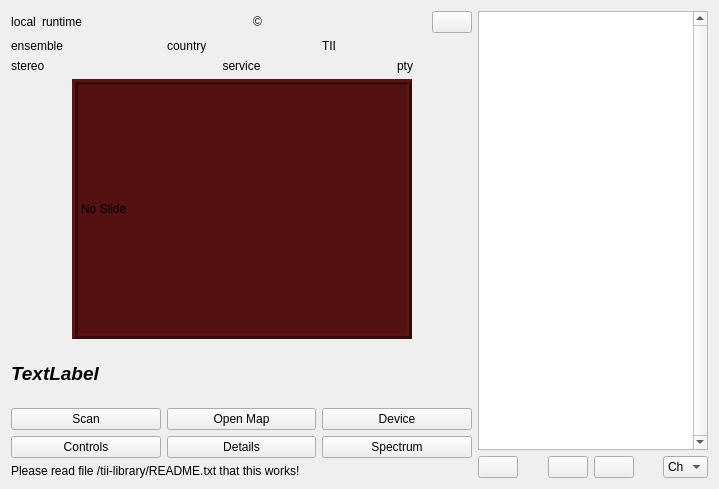
Qt form forms/dabradio.ui (tomneda/DABstar) before a commit.
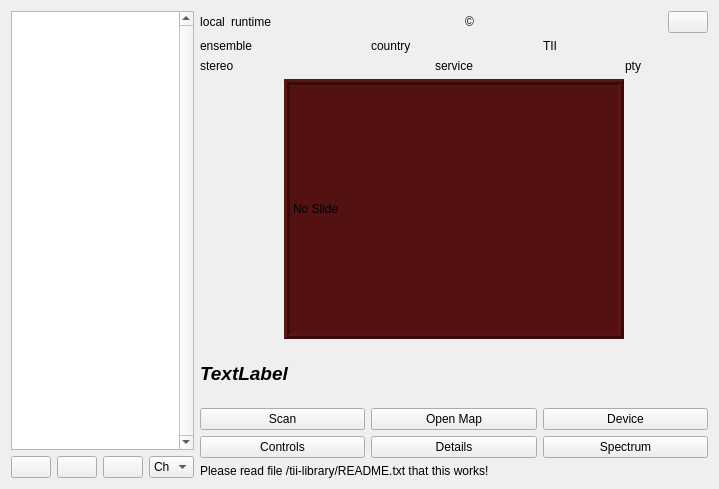
The same form after that commit. Icons and pictures are not drawn.

Commit message: Shift service list from the right to the left side

What changed in the file:
```diff
--- a/forms/dabradio.ui
+++ b/forms/dabradio.ui
@@ -16,7 +16,110 @@
     <verstretch>0</verstretch>
    </sizepolicy>
   </property>
-  <layout class="QHBoxLayout" name="horizontalLayout_5" stretch="2,1">
+  <layout class="QHBoxLayout" name="horizontalLayout_5" stretch="0,2">
+   <item>
+    <layout class="QVBoxLayout" name="verticalLayout_4">
+     <item>
+      <widget class="QTableView" name="tblServiceList">
+       <property name="verticalScrollBarPolicy">
+        <enum>Qt::ScrollBarAlwaysOn</enum>
+       </property>
+       <property name="sizeAdjustPolicy">
+        <enum>QAbstractScrollArea::AdjustToContents</enum>
+       </property>
+       <property name="editTriggers">
+        <set>QAbstractItemView::AnyKeyPressed|QAbstractItemView::DoubleClicked|QAbstractItemView::EditKeyPressed|QAbstractItemView::SelectedClicked</set>
+       </property>
+       <property name="wordWrap">
+        <bool>false</bool>
+       </property>
+      </widget>
+     </item>
+     <item>
+      <layout class="QHBoxLayout" name="horizontalLayout_11">
+       <item>
+        <widget class="QPushButton" name="btnToggleFavorite">
+         <property name="toolTip">
+          <string>&lt;html&gt;&lt;head/&gt;&lt;body&gt;&lt;p&gt;Toogle to set current service as favorite on or off&lt;/p&gt;&lt;/body&gt;&lt;/html&gt;</string>
+         </property>
+        </widget>
+       </item>
+       <item>
+        <spacer name="horizontalSpacer_6">
+         <property name="orientation">
+          <enum>Qt::Horizontal</enum>
+         </property>
+         <property name="sizeHint" stdset="0">
+          <size>
+           <width>0</width>
+           <height>0</height>
+          </size>
+         </property>
+        </spacer>
+       </item>
+       <item>
+        <widget class="QPushButton" name="btnPrevService">
+         <property name="toolTip">
+          <string>&lt;html&gt;&lt;head/&gt;&lt;body&gt;&lt;p&gt;Step one service up in current channel (Ensemble)&lt;br/&gt;&lt;/p&gt;&lt;/body&gt;&lt;/html&gt;</string>
+         </property>
+         <property name="icon">
+          <iconset resource="../resources.qrc">
+           <normaloff>:/res/icons/up24.png</normaloff>:/res/icons/up24.png</iconset>
+         </property>
+         <property name="iconSize">
+          <size>
+           <width>24</width>
+           <height>24</height>
+          </size>
+         </property>
+        </widget>
+       </item>
+       <item>
+        <widget class="QPushButton" name="btnNextService">
+         <property name="toolTip">
+          <string>&lt;html&gt;&lt;head/&gt;&lt;body&gt;&lt;p&gt;Step one service down in current channel (Ensemble)&lt;/p&gt;&lt;/body&gt;&lt;/html&gt;</string>
+         </property>
+         <property name="icon">
+          <iconset resource="../resources.qrc">
+           <normaloff>:/res/icons/down24.png</normaloff>:/res/icons/down24.png</iconset>
+         </property>
+         <property name="iconSize">
+          <size>
+           <width>24</width>
+           <height>24</height>
+          </size>
+         </property>
+        </widget>
+       </item>
+       <item>
+        <spacer name="horizontalSpacer_5">
+         <property name="orientation">
+          <enum>Qt::Horizontal</enum>
+         </property>
+         <property name="sizeHint" stdset="0">
+          <size>
+           <width>0</width>
+           <height>0</height>
+          </size>
+         </property>
+        </spacer>
+       </item>
+       <item>
+        <widget class="QComboBox" name="channelSelector">
+         <property name="toolTip">
+          <string>&lt;html&gt;&lt;head/&gt;&lt;body&gt;&lt;p&gt;Direct channel selector&lt;/p&gt;&lt;/body&gt;&lt;/html&gt;</string>
+         </property>
+         <item>
+          <property name="text">
+           <string>Ch</string>
+          </property>
+         </item>
+        </widget>
+       </item>
+      </layout>
+     </item>
+    </layout>
+   </item>
    <item>
     <layout class="QVBoxLayout" name="verticalLayout">
      <item>
@@ -325,109 +428,6 @@
      </item>
     </layout>
    </item>
-   <item>
-    <layout class="QVBoxLayout" name="verticalLayout_4">
-     <item>
-      <widget class="QTableView" name="tblServiceList">
-       <property name="verticalScrollBarPolicy">
-        <enum>Qt::ScrollBarAlwaysOn</enum>
-       </property>
-       <property name="sizeAdjustPolicy">
-        <enum>QAbstractScrollArea::AdjustToContents</enum>
-       </property>
-       <property name="editTriggers">
-        <set>QAbstractItemView::AnyKeyPressed|QAbstractItemView::DoubleClicked|QAbstractItemView::EditKeyPressed|QAbstractItemView::SelectedClicked</set>
-       </property>
-       <property name="wordWrap">
-        <bool>false</bool>
-       </property>
-      </widget>
-     </item>
-     <item>
-      <layout class="QHBoxLayout" name="horizontalLayout_11">
-       <item>
-        <widget class="QPushButton" name="btnToggleFavorite">
-         <property name="toolTip">
-          <string>&lt;html&gt;&lt;head/&gt;&lt;body&gt;&lt;p&gt;Toogle to set current service as favorite on or off&lt;/p&gt;&lt;/body&gt;&lt;/html&gt;</string>
-         </property>
-        </widget>
-       </item>
-       <item>
-        <spacer name="horizontalSpacer_6">
-         <property name="orientation">
-          <enum>Qt::Horizontal</enum>
-         </property>
-         <property name="sizeHint" stdset="0">
-          <size>
-           <width>0</width>
-           <height>0</height>
-          </size>
-         </property>
-        </spacer>
-       </item>
-       <item>
-        <widget class="QPushButton" name="btnPrevService">
-         <property name="toolTip">
-          <string>&lt;html&gt;&lt;head/&gt;&lt;body&gt;&lt;p&gt;Step one service up in current channel (Ensemble)&lt;br/&gt;&lt;/p&gt;&lt;/body&gt;&lt;/html&gt;</string>
-         </property>
-         <property name="icon">
-          <iconset resource="../resources.qrc">
-           <normaloff>:/res/icons/up24.png</normaloff>:/res/icons/up24.png</iconset>
-         </property>
-         <property name="iconSize">
-          <size>
-           <width>24</width>
-           <height>24</height>
-          </size>
-         </property>
-        </widget>
-       </item>
-       <item>
-        <widget class="QPushButton" name="btnNextService">
-         <property name="toolTip">
-          <string>&lt;html&gt;&lt;head/&gt;&lt;body&gt;&lt;p&gt;Step one service down in current channel (Ensemble)&lt;/p&gt;&lt;/body&gt;&lt;/html&gt;</string>
-         </property>
-         <property name="icon">
-          <iconset resource="../resources.qrc">
-           <normaloff>:/res/icons/down24.png</normaloff>:/res/icons/down24.png</iconset>
-         </property>
-         <property name="iconSize">
-          <size>
-           <width>24</width>
-           <height>24</height>
-          </size>
-         </property>
-        </widget>
-       </item>
-       <item>
-        <spacer name="horizontalSpacer_5">
-         <property name="orientation">
-          <enum>Qt::Horizontal</enum>
-         </property>
-         <property name="sizeHint" stdset="0">
-          <size>
-           <width>0</width>
-           <height>0</height>
-          </size>
-         </property>
-        </spacer>
-       </item>
-       <item>
-        <widget class="QComboBox" name="channelSelector">
-         <property name="toolTip">
-          <string>&lt;html&gt;&lt;head/&gt;&lt;body&gt;&lt;p&gt;Direct channel selector&lt;/p&gt;&lt;/body&gt;&lt;/html&gt;</string>
-         </property>
-         <item>
-          <property name="text">
-           <string>Ch</string>
-          </property>
-         </item>
-        </widget>
-       </item>
-      </layout>
-     </item>
-    </layout>
-   </item>
   </layout>
  </widget>
  <resources>
```
